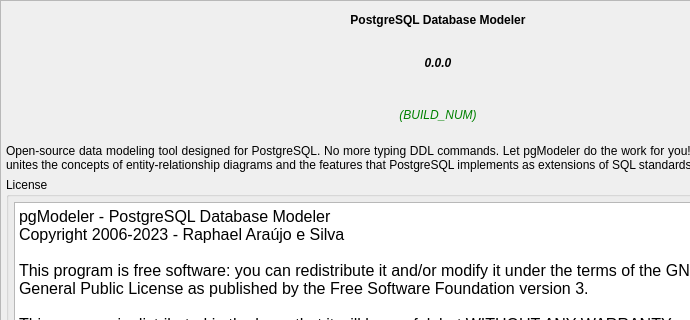
This is libs/libgui/ui/widgets/aboutwidget.ui in pgmodeler/pgmodeler as Qt 5 draws it before an edit; both pictures show x 0 to 690 and y 0 to 320 of the 772 by 650 pixel window. The edited form follows.
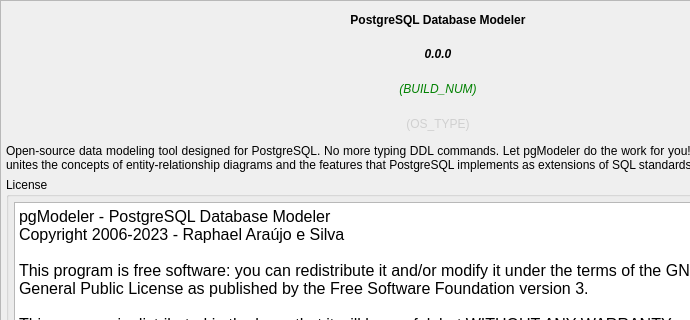
This is the edited form. Icons and pictures are not drawn.

Commit message: Added OS type information in AboutWidget

```diff
--- a/libs/libgui/ui/widgets/aboutwidget.ui
+++ b/libs/libgui/ui/widgets/aboutwidget.ui
@@ -92,47 +92,7 @@
         <property name="spacing">
          <number>5</number>
         </property>
-        <item row="1" column="2" rowspan="2">
-         <spacer name="horizontalSpacer_2">
-          <property name="orientation">
-           <enum>Qt::Horizontal</enum>
-          </property>
-          <property name="sizeHint" stdset="0">
-           <size>
-            <width>40</width>
-            <height>20</height>
-           </size>
-          </property>
-         </spacer>
-        </item>
-        <item row="0" column="0" colspan="3">
-         <widget class="QLabel" name="title_lbl">
-          <property name="sizePolicy">
-           <sizepolicy hsizetype="Expanding" vsizetype="Fixed">
-            <horstretch>0</horstretch>
-            <verstretch>0</verstretch>
-           </sizepolicy>
-          </property>
-          <property name="font">
-           <font>
-            <bold>true</bold>
-           </font>
-          </property>
-          <property name="text">
-           <string>PostgreSQL Database Modeler</string>
-          </property>
-          <property name="alignment">
-           <set>Qt::AlignCenter</set>
-          </property>
-          <property name="wordWrap">
-           <bool>true</bool>
-          </property>
-          <property name="textInteractionFlags">
-           <set>Qt::LinksAccessibleByMouse|Qt::TextSelectableByMouse</set>
-          </property>
-         </widget>
-        </item>
-        <item row="1" column="1">
+        <item row="1" column="1" colspan="2">
          <widget class="QLabel" name="pgmodeler_ver_lbl">
           <property name="sizePolicy">
            <sizepolicy hsizetype="Expanding" vsizetype="Preferred">
@@ -169,20 +129,34 @@
           </property>
          </widget>
         </item>
-        <item row="1" column="0" rowspan="2">
-         <spacer name="horizontalSpacer">
-          <property name="orientation">
-           <enum>Qt::Horizontal</enum>
+        <item row="0" column="0" colspan="4">
+         <widget class="QLabel" name="title_lbl">
+          <property name="sizePolicy">
+           <sizepolicy hsizetype="Expanding" vsizetype="Fixed">
+            <horstretch>0</horstretch>
+            <verstretch>0</verstretch>
+           </sizepolicy>
           </property>
-          <property name="sizeHint" stdset="0">
-           <size>
-            <width>40</width>
-            <height>20</height>
-           </size>
+          <property name="font">
+           <font>
+            <bold>true</bold>
+           </font>
           </property>
-         </spacer>
+          <property name="text">
+           <string>PostgreSQL Database Modeler</string>
+          </property>
+          <property name="alignment">
+           <set>Qt::AlignCenter</set>
+          </property>
+          <property name="wordWrap">
+           <bool>true</bool>
+          </property>
+          <property name="textInteractionFlags">
+           <set>Qt::LinksAccessibleByMouse|Qt::TextSelectableByMouse</set>
+          </property>
+         </widget>
         </item>
-        <item row="2" column="1">
+        <item row="2" column="1" colspan="2">
          <widget class="QLabel" name="build_num_lbl">
           <property name="sizePolicy">
            <sizepolicy hsizetype="Preferred" vsizetype="Preferred">
@@ -247,6 +221,124 @@
           </property>
          </widget>
         </item>
+        <item row="3" column="1" colspan="2">
+         <widget class="QLabel" name="os_type_lbl">
+          <property name="sizePolicy">
+           <sizepolicy hsizetype="Preferred" vsizetype="Preferred">
+            <horstretch>0</horstretch>
+            <verstretch>0</verstretch>
+           </sizepolicy>
+          </property>
+          <property name="palette">
+           <palette>
+            <active>
+             <colorrole role="WindowText">
+              <brush brushstyle="SolidPattern">
+               <color alpha="255">
+                <red>9</red>
+                <green>121</green>
+                <blue>240</blue>
+               </color>
+              </brush>
+             </colorrole>
+             <colorrole role="Text">
+              <brush brushstyle="SolidPattern">
+               <color alpha="255">
+                <red>0</red>
+                <green>85</green>
+                <blue>255</blue>
+               </color>
+              </brush>
+             </colorrole>
+            </active>
+            <inactive>
+             <colorrole role="WindowText">
+              <brush brushstyle="SolidPattern">
+               <color alpha="255">
+                <red>208</red>
+                <green>208</green>
+                <blue>208</blue>
+               </color>
+              </brush>
+             </colorrole>
+             <colorrole role="Text">
+              <brush brushstyle="SolidPattern">
+               <color alpha="255">
+                <red>208</red>
+                <green>208</green>
+                <blue>208</blue>
+               </color>
+              </brush>
+             </colorrole>
+            </inactive>
+            <disabled>
+             <colorrole role="WindowText">
+              <brush brushstyle="SolidPattern">
+               <color alpha="96">
+                <red>164</red>
+                <green>166</green>
+                <blue>168</blue>
+               </color>
+              </brush>
+             </colorrole>
+             <colorrole role="Text">
+              <brush brushstyle="SolidPattern">
+               <color alpha="96">
+                <red>164</red>
+                <green>166</green>
+                <blue>168</blue>
+               </color>
+              </brush>
+             </colorrole>
+            </disabled>
+           </palette>
+          </property>
+          <property name="font">
+           <font>
+            <italic>false</italic>
+            <bold>false</bold>
+           </font>
+          </property>
+          <property name="text">
+           <string>(OS_TYPE)</string>
+          </property>
+          <property name="alignment">
+           <set>Qt::AlignCenter</set>
+          </property>
+          <property name="indent">
+           <number>-1</number>
+          </property>
+          <property name="textInteractionFlags">
+           <set>Qt::LinksAccessibleByMouse|Qt::TextSelectableByMouse</set>
+          </property>
+         </widget>
+        </item>
+        <item row="1" column="0" rowspan="3">
+         <spacer name="horizontalSpacer">
+          <property name="orientation">
+           <enum>Qt::Horizontal</enum>
+          </property>
+          <property name="sizeHint" stdset="0">
+           <size>
+            <width>40</width>
+            <height>20</height>
+           </size>
+          </property>
+         </spacer>
+        </item>
+        <item row="1" column="3" rowspan="3">
+         <spacer name="horizontalSpacer_2">
+          <property name="orientation">
+           <enum>Qt::Horizontal</enum>
+          </property>
+          <property name="sizeHint" stdset="0">
+           <size>
+            <width>40</width>
+            <height>20</height>
+           </size>
+          </property>
+         </spacer>
+        </item>
        </layout>
       </item>
       <item row="2" column="0" colspan="3">
@@ -492,8 +584,8 @@
         </property>
         <property name="maximumSize">
          <size>
-          <width>128</width>
-          <height>128</height>
+          <width>140</width>
+          <height>140</height>
          </size>
         </property>
         <property name="text">
```
The commit also changes 1 other file.
